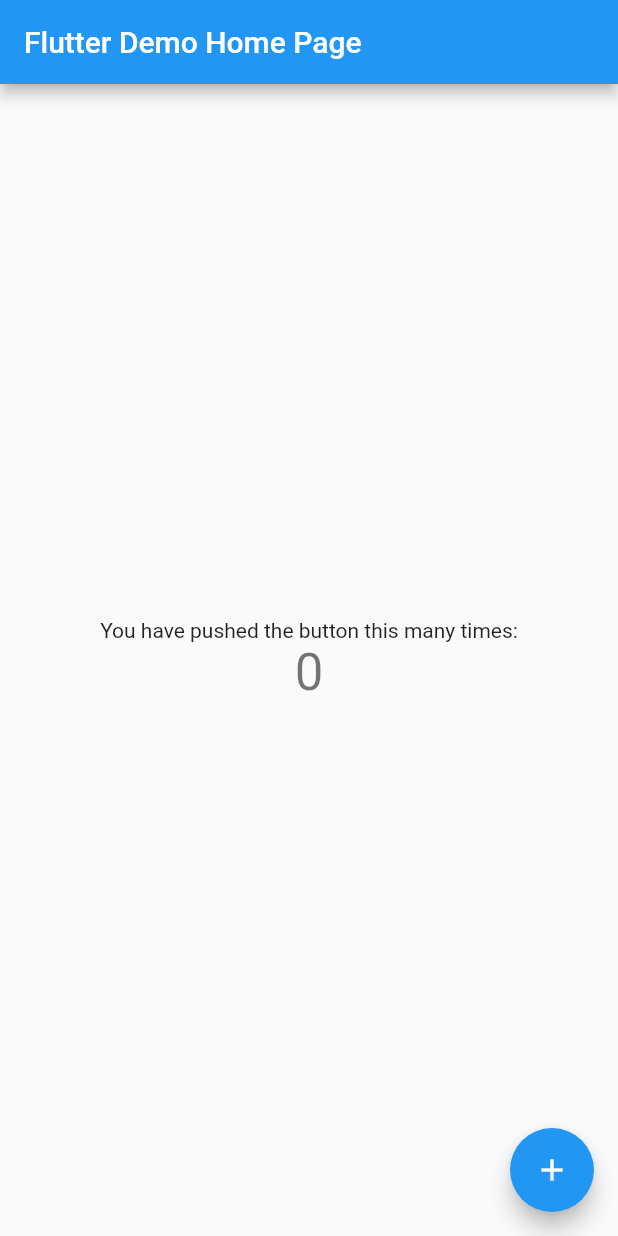
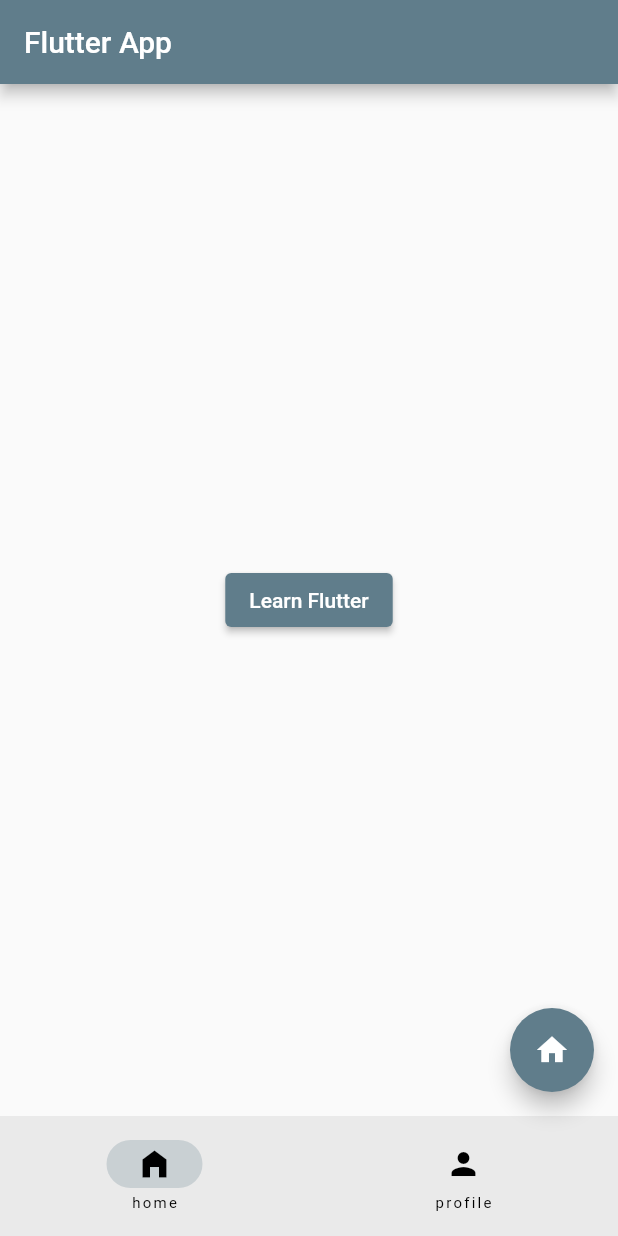
Before and after one commit to git-tolu/flutter_app, a Flutter app: the screen it shows after launch, on a phone screen of 412 x 824 dp. Run offline on Flutter 3.47's test engine with Material 2 defaults, Android fonts, the phone set to English and light mode, and no system bars.

Commit message:
flutter second page and multiple widget commit

```diff
--- /dev/null
+++ b/demo_app/lib/home_page.dart
@@ -0,0 +1,27 @@
+import 'package:demo_app/learn_flutter_page.dart';
+import 'package:flutter/cupertino.dart';
+import 'package:flutter/material.dart';
+import 'package:flutter/src/widgets/container.dart';
+import 'package:flutter/src/widgets/framework.dart';
+
+class HomePage extends StatelessWidget {
+  const HomePage({super.key});
+
+  @override
+  Widget build(BuildContext context) {
+    return Center(
+      child: ElevatedButton(
+        onPressed: () {
+          Navigator.of(context).push(
+            MaterialPageRoute(
+              builder: (BuildContext context) {
+                return const LearnFlutterPage();
+              },
+            ),
+          );
+        },
+        child: const Text('Learn Flutter'),
+      ),
+    );
+  }
+}
--- a/demo_app/lib/main.dart
+++ b/demo_app/lib/main.dart
@@ -1,3 +1,4 @@
+import 'package:demo_app/home_page.dart';
 import 'package:flutter/material.dart';
 
 void main() {
@@ -7,109 +8,52 @@ void main() {
 class MyApp extends StatelessWidget {
   const MyApp({super.key});
 
-  // This widget is the root of your application.
   @override
   Widget build(BuildContext context) {
     return MaterialApp(
-      title: 'Flutter Demo',
+      debugShowCheckedModeBanner: false,
       theme: ThemeData(
-        // This is the theme of your application.
-        //
-        // Try running your application with "flutter run". You'll see the
-        // application has a blue toolbar. Then, without quitting the app, try
-        // changing the primarySwatch below to Colors.green and then invoke
-        // "hot reload" (press "r" in the console where you ran "flutter run",
-        // or simply save your changes to "hot reload" in a Flutter IDE).
-        // Notice that the counter didn't reset back to zero; the application
-        // is not restarted.
-        primarySwatch: Colors.blue,
+        primarySwatch: Colors.blueGrey,
       ),
-      home: const MyHomePage(title: 'Flutter Demo Home Page'),
+      home: rootPage(),
     );
   }
 }
 
-class MyHomePage extends StatefulWidget {
-  const MyHomePage({super.key, required this.title});
-
-  // This widget is the home page of your application. It is stateful, meaning
-  // that it has a State object (defined below) that contains fields that affect
-  // how it looks.
-
-  // This class is the configuration for the state. It holds the values (in this
-  // case the title) provided by the parent (in this case the App widget) and
-  // used by the build method of the State. Fields in a Widget subclass are
-  // always marked "final".
-
-  final String title;
+class rootPage extends StatefulWidget {
+  const rootPage({super.key});
 
   @override
-  State<MyHomePage> createState() => _MyHomePageState();
+  State<rootPage> createState() => _rootPageState();
 }
 
-class _MyHomePageState extends State<MyHomePage> {
-  int _counter = 0;
-
-  void _incrementCounter() {
-    setState(() {
-      // This call to setState tells the Flutter framework that something has
-      // changed in this State, which causes it to rerun the build method below
-      // so that the display can reflect the updated values. If we changed
-      // _counter without calling setState(), then the build method would not be
-      // called again, and so nothing would appear to happen.
-      _counter++;
-    });
-  }
-
+class _rootPageState extends State<rootPage> {
+  int currentPage = 0;
   @override
   Widget build(BuildContext context) {
-    // This method is rerun every time setState is called, for instance as done
-    // by the _incrementCounter method above.
-    //
-    // The Flutter framework has been optimized to make rerunning build methods
-    // fast, so that you can just rebuild anything that needs updating rather
-    // than having to individually change instances of widgets.
     return Scaffold(
       appBar: AppBar(
-        // Here we take the value from the MyHomePage object that was created by
-        // the App.build method, and use it to set our appbar title.
-        title: Text(widget.title),
+        title: const Text('Flutter App'),
       ),
-      body: Center(
-        // Center is a layout widget. It takes a single child and positions it
-        // in the middle of the parent.
-        child: Column(
-          // Column is also a layout widget. It takes a list of children and
-          // arranges them vertically. By default, it sizes itself to fit its
-          // children horizontally, and tries to be as tall as its parent.
-          //
-          // Invoke "debug painting" (press "p" in the console, choose the
-          // "Toggle Debug Paint" action from the Flutter Inspector in Android
-          // Studio, or the "Toggle Debug Paint" command in Visual Studio Code)
-          // to see the wireframe for each widget.
-          //
-          // Column has various properties to control how it sizes itself and
-          // how it positions its children. Here we use mainAxisAlignment to
-          // center the children vertically; the main axis here is the vertical
-          // axis because Columns are vertical (the cross axis would be
-          // horizontal).
-          mainAxisAlignment: MainAxisAlignment.center,
-          children: <Widget>[
-            const Text(
-              'You have pushed the button this many times:',
-            ),
-            Text(
-              '$_counter',
-              style: Theme.of(context).textTheme.headline4,
-            ),
-          ],
-        ),
+      body: const HomePage(),
+      floatingActionButton: FloatingActionButton(
+        onPressed: () {
+          debugPrint('floating action button');
+        },
+        child: Icon(Icons.home),
       ),
-      floatingActionButton: FloatingActionButton(
-        onPressed: _incrementCounter,
-        tooltip: 'Increment',
-        child: const Icon(Icons.add),
-      ), // This trailing comma makes auto-formatting nicer for build methods.
+      bottomNavigationBar: NavigationBar(
+        destinations: const [
+          NavigationDestination(icon: Icon(Icons.home_filled), label: 'home'),
+          NavigationDestination(icon: Icon(Icons.person), label: 'profile'),
+        ],
+        onDestinationSelected: (int index) {
+          setState(() {
+            currentPage = index;
+          });
+        },
+        selectedIndex: currentPage,
+      ),
     );
   }
 }
--- a/demo_app/pubspec.yaml
+++ b/demo_app/pubspec.yaml
@@ -60,8 +60,8 @@ flutter:
   uses-material-design: true
 
   # To add assets to your application, add an assets section, like this:
-  # assets:
-  #   - images/a_dot_burr.jpeg
+  assets:
+   - images/
   #   - images/a_dot_ham.jpeg
 
   # An image asset can refer to one or more resolution-specific "variants", see
```
Also changed, not shown: demo_app/lib/learn_flutter_page.dart (added, +35 -0 lines), demo_app/images/1103645.jpg (added), demo_app/images/1103648.jpg (added), demo_app/images/1103651.jpg (added), demo_app/images/149524.jpg (added), demo_app/images/149527.jpg (added), demo_app/images/152517.png (added), demo_app/images/319121.jpg (added), demo_app/images/36928.jpg (added), demo_app/images/37368.jpg (added).
